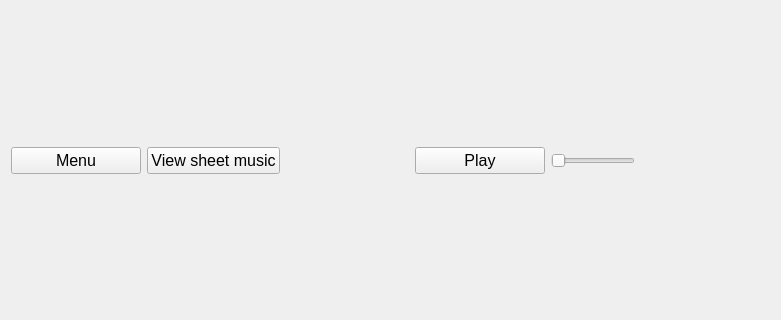
Above: src/singingview.ui from Vorxil/MagnifiSing before the change; both pictures show x 0 to 781 and y 98 to 418 of the 781 by 518 pixel window. Below: the same form after it.
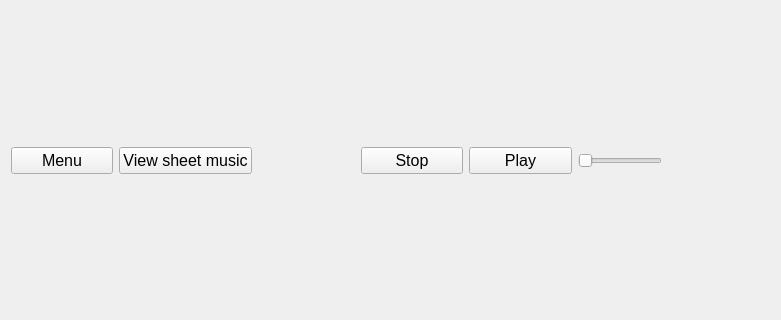
That is the form after the change.

Diff of the .ui file:
```diff
--- a/src/singingview.ui
+++ b/src/singingview.ui
@@ -82,6 +82,24 @@
          </property>
         </spacer>
        </item>
+       <item>
+        <widget class="QPushButton" name="stopButton">
+         <property name="sizePolicy">
+          <sizepolicy hsizetype="MinimumExpanding" vsizetype="Fixed">
+           <horstretch>0</horstretch>
+           <verstretch>0</verstretch>
+          </sizepolicy>
+         </property>
+         <property name="font">
+          <font>
+           <pointsize>12</pointsize>
+          </font>
+         </property>
+         <property name="text">
+          <string>Stop</string>
+         </property>
+        </widget>
+       </item>
        <item>
         <widget class="QPushButton" name="playButton">
          <property name="sizePolicy">
```
